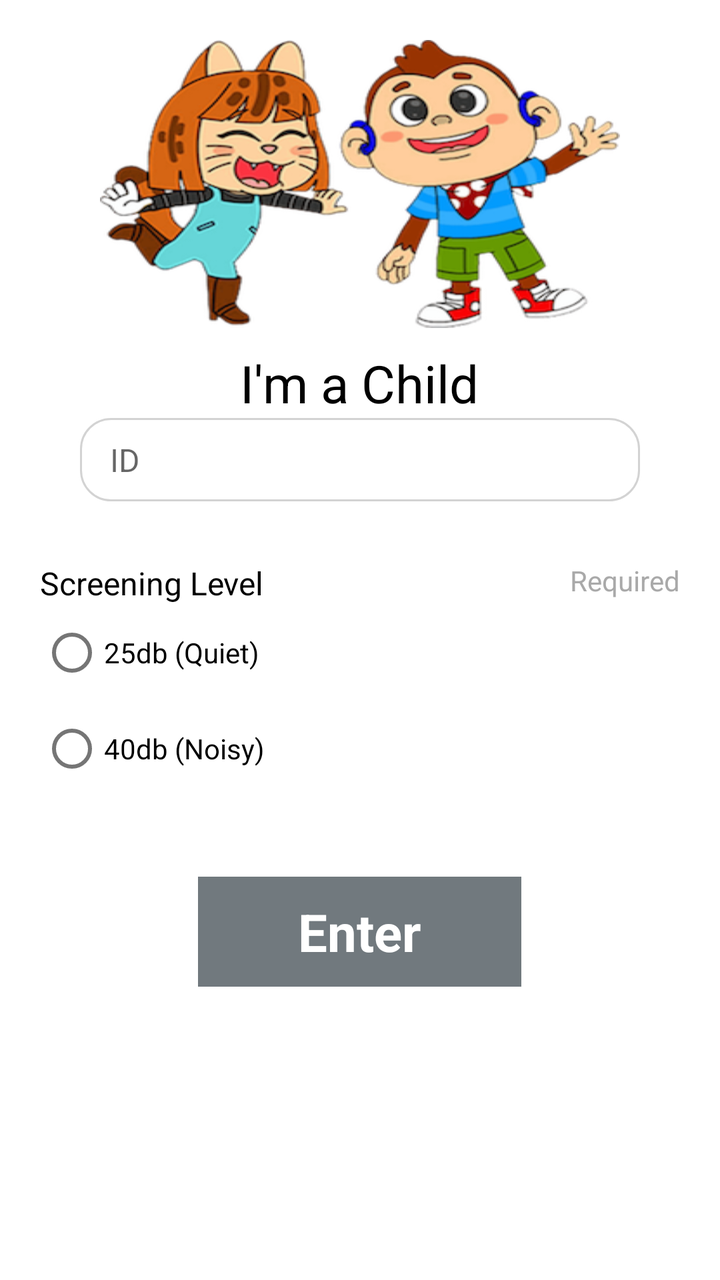
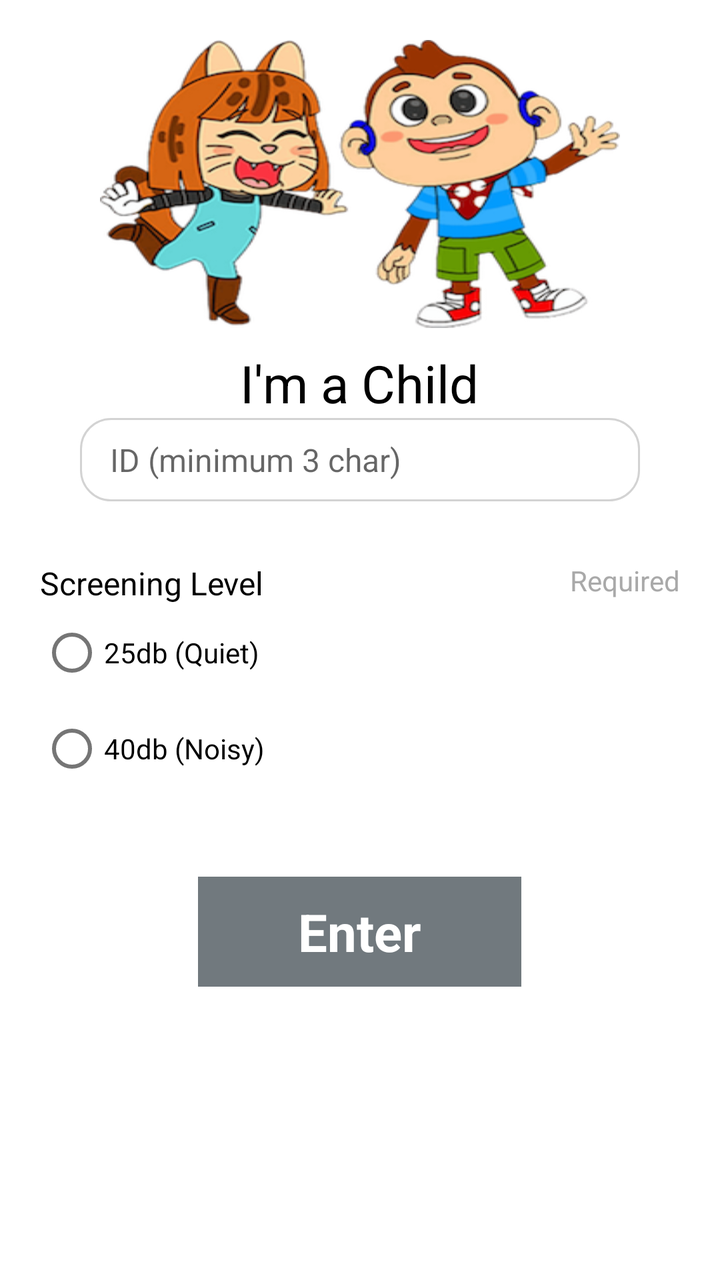

Before-and-after screenshots of an Android layout around one commit, followed by the original layout XML and the change that was made.
<!-- AndroidManifest.xml: application theme Theme.IAhead -->
<!-- res/layout/activity_enterid.xml -->
<?xml version="1.0" encoding="utf-8"?>
<LinearLayout xmlns:android="http://schemas.android.com/apk/res/android"
    android:layout_width="match_parent"
    android:layout_height="match_parent"
    android:orientation="vertical">

    <ScrollView
        android:layout_width="match_parent"
        android:layout_height="match_parent">

    <LinearLayout
        android:layout_width="match_parent"
        android:layout_height="match_parent"
        android:orientation="vertical">

    <ImageView
        android:id="@+id/iv_twin"
        android:layout_marginTop="20dp"
        android:background="@drawable/twin"
        android:layout_gravity="center_horizontal"
        android:layout_width="260dp"
        android:layout_height="144dp"/>

    <TextView
        android:id="@+id/tv_type"
        android:layout_width="wrap_content"
        android:layout_height="wrap_content"
        android:text="I'm a Child"
        android:textSize="26dp"
        android:textColor="@color/black"
        android:layout_marginTop="10dp"
        android:layout_gravity="center_horizontal"/>

    <EditText
        android:paddingLeft="15dp"
        android:paddingRight="15dp"
        android:paddingBottom="10dp"
        android:paddingTop="10dp"
        android:layout_gravity="center_horizontal"
        android:background="@drawable/et_white"
        android:singleLine="true"
        android:id="@+id/et_id"
        android:layout_width="280dp"
        android:layout_height="wrap_content"
        android:hint="ID"
        android:textSize="16dp"
        android:textColor="@color/black"/>

    <EditText
        android:layout_marginTop="15dp"
        android:paddingLeft="15dp"
        android:paddingRight="15dp"
        android:paddingBottom="10dp"
        android:paddingTop="10dp"
        android:layout_gravity="center_horizontal"
        android:background="@drawable/et_white"
        android:singleLine="true"
        android:id="@+id/et_name"
        android:layout_width="280dp"
        android:layout_height="wrap_content"
        android:hint="Name"
        android:textSize="16dp"
        android:visibility="gone"
        android:textColor="@color/black"/>

    <EditText
        android:visibility="gone"
        android:layout_marginTop="15dp"
        android:paddingLeft="15dp"
        android:paddingRight="15dp"
        android:paddingBottom="10dp"
        android:paddingTop="10dp"
        android:layout_gravity="center_horizontal"
        android:background="@drawable/et_white"
        android:singleLine="true"
        android:id="@+id/et_phone"
        android:layout_width="280dp"
        android:layout_height="wrap_content"
        android:hint="Phone Number"
        android:textSize="16dp"
        android:inputType="number"
        android:textColor="@color/black"/>

    <EditText
        android:visibility="gone"
        android:layout_marginTop="15dp"
        android:paddingLeft="15dp"
        android:paddingRight="15dp"
        android:paddingBottom="10dp"
        android:paddingTop="10dp"
        android:layout_gravity="center_horizontal"
        android:background="@drawable/et_white"
        android:singleLine="true"
        android:id="@+id/et_email"
        android:layout_width="280dp"
        android:layout_height="wrap_content"
        android:hint="Email Address"
        android:textSize="16dp"
        android:textColor="@color/black"/>
        <RelativeLayout
            android:visibility="gone"
            android:id="@+id/rl_calendar"
            android:gravity="center_horizontal"
            android:layout_marginTop="15dp"
            android:orientation="horizontal"
            android:layout_width="match_parent"
            android:layout_height="wrap_content">

            <EditText
                android:focusableInTouchMode="false"
                android:focusable="false"
                android:clickable="false"
                android:paddingLeft="40dp"
                android:paddingRight="15dp"
                android:paddingBottom="10dp"
                android:paddingTop="10dp"
                android:background="@drawable/et_white"
                android:singleLine="true"
                android:id="@+id/et_calendar"
                android:layout_width="280dp"
                android:layout_height="wrap_content"
                android:hint="Date of Birth"
                android:textSize="16dp"
                android:textColor="@color/black"/>

            <TextView
                android:layout_width="wrap_content"
                android:layout_height="wrap_content"
                android:layout_marginStart="12dp"
                android:layout_marginTop="12dp"
                android:layout_marginEnd="8dp"
                android:layout_marginBottom="8dp"
                android:fontFamily="@font/font_awesome"
                android:text="\uf133"
                android:textColor="@color/light_grey"
                android:textSize="18dp" />
        </RelativeLayout>

    <LinearLayout
        android:layout_marginTop="10dp"
        android:layout_marginLeft="20dp"
        android:layout_marginRight="20dp"
        android:layout_marginBottom="40dp"
        android:gravity="center_horizontal"
        android:layout_width="match_parent"
        android:layout_height="wrap_content"
        android:orientation="vertical">

        <CheckBox
            android:visibility="gone"
            android:id="@+id/chk"
            android:layout_width="wrap_content"
            android:layout_height="wrap_content"
            android:text="I hereby agree to the terms of usage of the iAhead application"
            android:textSize="16dp"
            android:textColor="@color/black"/>

        <RadioGroup
            android:id="@+id/radiogroup"
            android:layout_marginTop="20dp"
            android:layout_width="match_parent"
            android:layout_height="wrap_content"
            android:orientation="vertical">

            <RelativeLayout
                android:layout_width="match_parent"
                android:layout_height="wrap_content">

                <TextView
                    android:id="@+id/header"
                    android:layout_width="wrap_content"
                    android:layout_height="wrap_content"
                    android:text="Screening Level"
                    android:textColor="@color/black"
                    android:textSize="16dp"
                    />

                <TextView
                    android:layout_alignParentRight="true"
                    android:layout_width="wrap_content"
                    android:layout_height="wrap_content"
                    android:text="Required"
                    android:textColor="@color/grey"
                    android:textSize="14dp"
                    />
            </RelativeLayout>

            <RadioButton
                android:layout_width="wrap_content"
                android:layout_height="wrap_content"
                android:text="25db (Quiet)"/>

            <RadioButton
                android:layout_width="wrap_content"
                android:layout_height="wrap_content"
                android:text="40db (Noisy)"/>

        </RadioGroup>
    </LinearLayout>


    <LinearLayout
        android:id="@+id/ll_enter"
        android:layout_gravity="center_horizontal"
        android:layout_width="wrap_content"
        android:layout_height="wrap_content"
        android:background="@color/dark_grey"
        android:orientation="horizontal">

        <TextView
            android:layout_marginRight="50dp"
            android:layout_marginLeft="50dp"
            android:layout_marginBottom="10dp"
            android:layout_marginTop="10dp"
            android:textStyle="bold"
            android:layout_width="wrap_content"
            android:layout_height="wrap_content"
            android:text="Enter"
            android:textSize="26dp"
            android:textColor="@color/white"/>
    </LinearLayout>


        <View
            android:layout_width="match_parent"
            android:layout_height="40dp"/>

    </LinearLayout>
    </ScrollView>
</LinearLayout>
<!-- resources referenced by this layout -->
<resources>
  <color name="black">#FF000000</color>
  <color name="dark_grey">#71797E</color>
  <color name="grey">#A9A9A9</color>
  <color name="light_grey">#D3D3D3</color>
  <color name="white">#FFFFFFFF</color>
  <!-- drawable et_white (drawable) -->
  <?xml version="1.0" encoding="utf-8"?>
  <shape xmlns:android="http://schemas.android.com/apk/res/android"
      android:shape="rectangle"
      android:padding="10dp">
  
      <solid android:color="#FFFFFF" />
      <corners
          android:bottomRightRadius="15dp"
          android:bottomLeftRadius="15dp"
          android:topLeftRadius="15dp"
          android:topRightRadius="15dp" />
      <stroke
          android:color="@color/light_grey"
          android:width="1dp"/>
  </shape>
  <!-- drawable twin: png bitmap (drawable, 100484 bytes) -->
  <style name="Theme.IAhead" parent="Theme.MaterialComponents.DayNight.NoActionBar">
          
          <item name="colorPrimary">@color/purple_500</item>
          <item name="colorPrimaryVariant">@color/purple_700</item>
          <item name="colorOnPrimary">@color/white</item>
          
          <item name="colorSecondary">@color/teal_200</item>
          <item name="colorSecondaryVariant">@color/teal_700</item>
          <item name="colorOnSecondary">@color/black</item>
          
          <item name="android:statusBarColor">?attr/colorPrimaryVariant</item>
          
      </style>
  <color name="purple_500">#FF6200EE</color>
  <color name="purple_700">#FF3700B3</color>
  <color name="teal_200">#FF03DAC5</color>
  <color name="teal_700">#FF018786</color>
</resources>

<!-- the commit's change to res/layout/activity_enterid.xml (unified diff, before → after) -->
@@ -42,7 +42,7 @@
         android:id="@+id/et_id"
         android:layout_width="280dp"
         android:layout_height="wrap_content"
-        android:hint="ID"
+        android:hint="ID (minimum 3 char)"
         android:textSize="16dp"
         android:textColor="@color/black"/>
 
